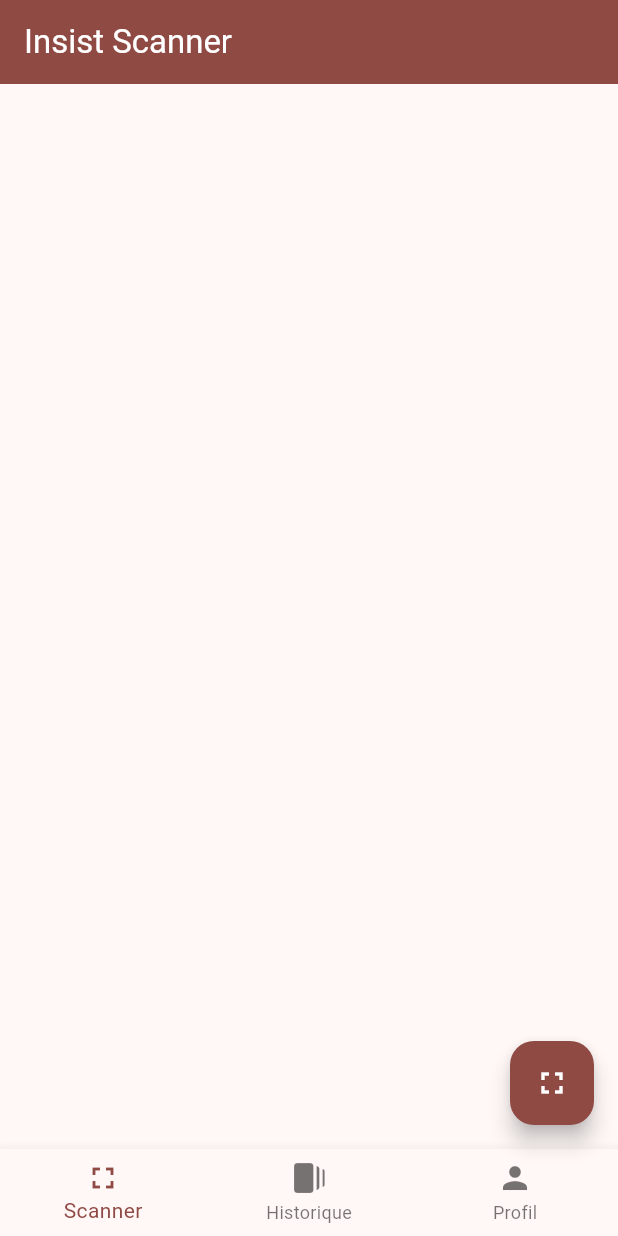
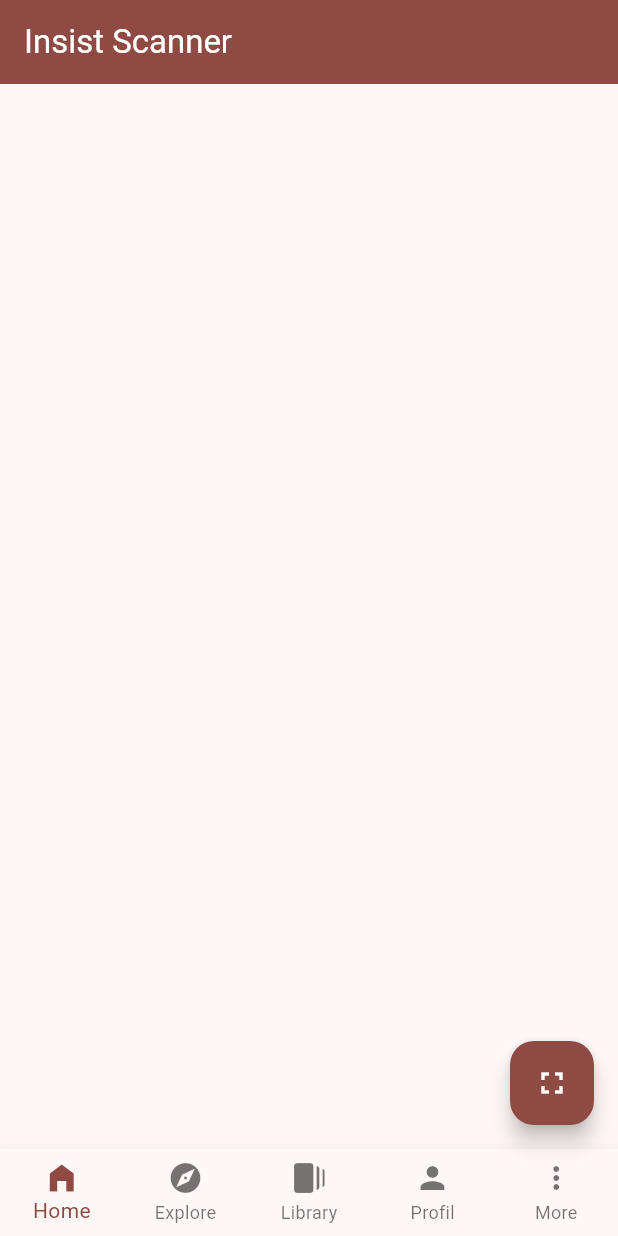
Before and after one commit to tchoupemartinjunior/flutter-app, a Flutter app: the screen it shows after launch, on a phone screen of 412 x 824 dp. Run offline on Flutter 3.47's test engine with Material 3 defaults, Android fonts, the phone set to English and light mode, and no system bars; missing offline and left inert: flutter_barcode_scanner.

Commit message:
feat: create bottom navigaton in main component

```diff
--- a/lib/main.dart
+++ b/lib/main.dart
@@ -132,21 +132,33 @@
         ),
       ),
       bottomNavigationBar: BottomNavigationBar(
+        type: BottomNavigationBarType.fixed,
         currentIndex: this._currentIndex,
         items: [
           BottomNavigationBarItem(
-          icon: const Icon(Icons.fullscreen),
-          label:'Scanner',
+          icon: const Icon(Icons.home_filled),
+          label:'Home',
+          backgroundColor: Theme.of(context).colorScheme.onPrimaryContainer
+          ),
+          BottomNavigationBarItem(
+          icon: const Icon(Icons.explore),
+          label:'Explore',
           backgroundColor: Theme.of(context).colorScheme.onPrimaryContainer
           ),
           BottomNavigationBarItem(
           icon: const Icon(Icons.web_stories),
-          label:'Historique',
+          label:'Library',
+          backgroundColor: Theme.of(context).colorScheme.onPrimaryContainer
+          ),
+
+          BottomNavigationBarItem(
+          icon: const Icon(Icons.person),
+          label:'Profil',
           backgroundColor: Theme.of(context).colorScheme.onPrimaryContainer
           ),
           BottomNavigationBarItem(
-          icon: const Icon(Icons.person),
-          label:'Profil',
+          icon: const Icon(Icons.more_vert),
+          label:'More',
           backgroundColor: Theme.of(context).colorScheme.onPrimaryContainer
           ),
           ],
```
